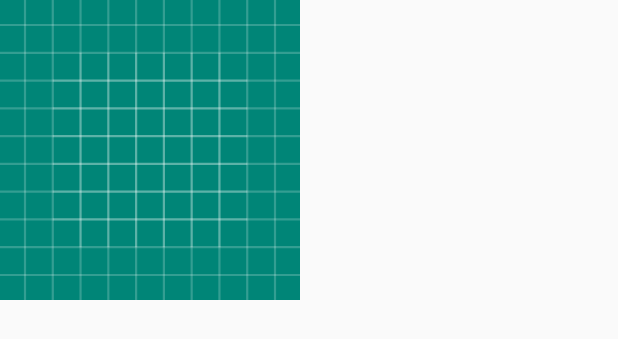
After one commit to vietnguyenhoangw/InstagramClone, an Android app: the layout randompost_search_item.xml on its own in the app's theme, with its tools: preview values and no code run, on a phone screen of 412 x 824 dp. The commit adds this screen. Shown: the top 339 px of the screen. Run offline under Robolectric (Android 15) with nearby library versions, the phone set to English and light mode, and no system bars.

Commit message:
[UPD] - :heavy_plus_sign: add random post on SearchPage

```diff
--- a/app/src/main/java/com/example/instagramclone/API/RetrofitInstace.java
+++ b/app/src/main/java/com/example/instagramclone/API/RetrofitInstace.java
@@ -10,7 +10,7 @@ public class RetrofitInstace {
     public static Retrofit getRetrofitInstance() {
         if (retrofit == null) {
             retrofit = new Retrofit.Builder()
-                    .baseUrl("http://192.168.1.10:5000")
+                    .baseUrl("http://192.168.1.9:5000")
                     .addConverterFactory(GsonConverterFactory.create())
                     .build();
         }
--- a/app/src/main/res/layout/categories_search_item.xml
+++ b/app/src/main/res/layout/categories_search_item.xml
@@ -8,7 +8,7 @@
         android:id="@+id/search_categories"
         android:textColor="#000000"
         android:layout_marginLeft="10dp"
-        android:layout_marginBottom="5dp"
+        android:layout_marginBottom="10dp"
         android:layout_marginTop="5dp"
         android:padding="15dp"
         android:textStyle="bold"
--- a/app/src/main/res/layout/fragment_search.xml
+++ b/app/src/main/res/layout/fragment_search.xml
@@ -33,6 +33,7 @@
         android:id="@+id/categoriesRecycleView"/>
 
     <androidx.recyclerview.widget.RecyclerView
+        android:id="@+id/randomPostRecycleView"
         android:layout_width="match_parent"
         android:layout_height="wrap_content" >
 
--- /dev/null
+++ b/app/src/main/res/layout/randompost_search_item.xml
@@ -0,0 +1,14 @@
+<?xml version="1.0" encoding="utf-8"?>
+<LinearLayout xmlns:android="http://schemas.android.com/apk/res/android"
+    xmlns:app="http://schemas.android.com/apk/res-auto"
+    android:layout_width="wrap_content"
+    android:layout_height="wrap_content"
+    android:orientation="horizontal">
+
+    <ImageView
+        android:id="@+id/search_randompostImage"
+        android:layout_width="200dp"
+        android:layout_height="200dp"
+        android:scaleType="fitStart"
+        app:srcCompat="@drawable/ic_launcher_background" />
+</LinearLayout>
```
Also changed, not shown: app/src/main/java/com/example/instagramclone/Adapter/RandomPostAdapter.java (added, +61 -0 lines), app/src/main/java/com/example/instagramclone/Fragments/SearchFragment.java (+39 -0 lines).
